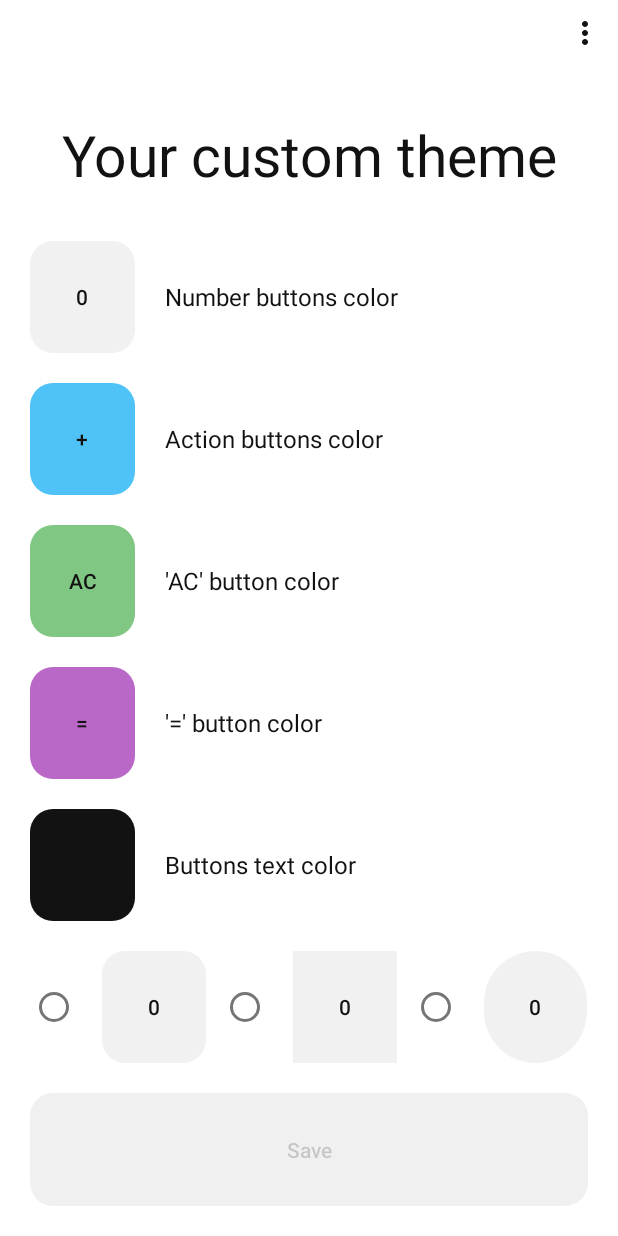
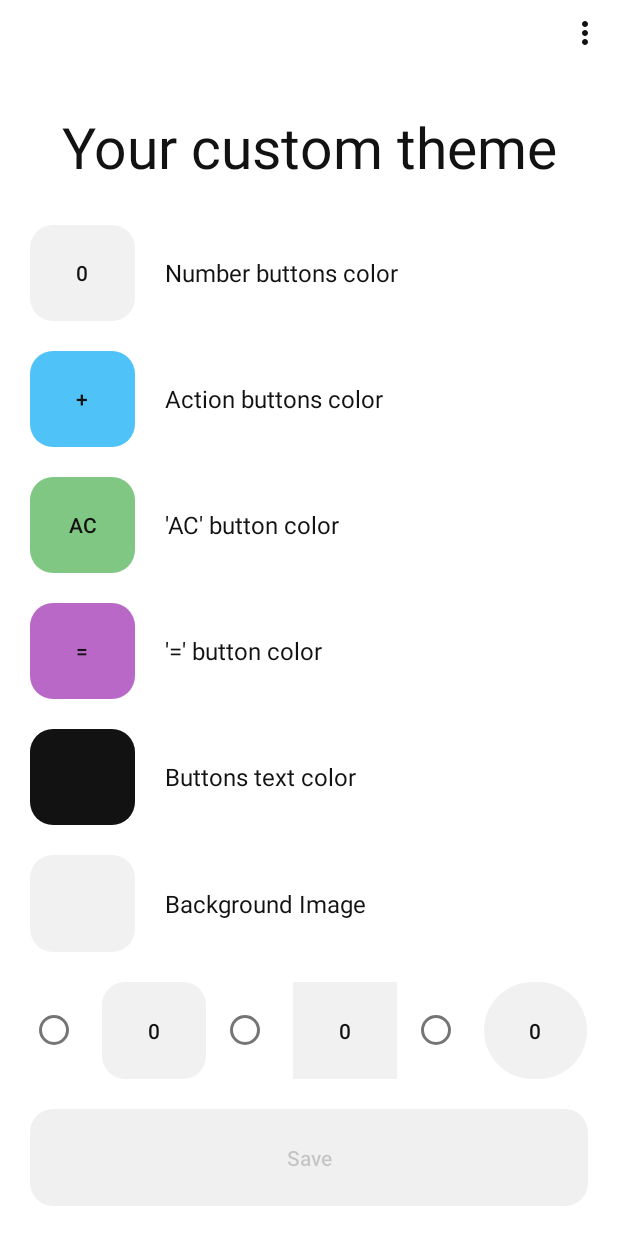
Before and after one commit to IlyasMukatdisov/EasyCalculator, an Android app: the CustomizationActivity screen opened directly, with no data from a screen before it, on a phone screen of 412 x 824 dp. Run offline under Robolectric (Android 15) with nearby library versions, the phone set to English and light mode, and no system bars; libraries missing offline, so code that uses them is left out: com.azeesoft.lib.

Commit message:
added image picker

```diff
--- a/app/build.gradle
+++ b/app/build.gradle
@@ -21,8 +21,6 @@ android {
         targetSdk 31
         versionCode 1
         versionName kotlin_version
-
-
     }
 
     buildTypes {
--- a/app/src/main/java/com/gmail/mukatdisovilyas/easycalculator/utils/CustomModel.kt
+++ b/app/src/main/java/com/gmail/mukatdisovilyas/easycalculator/utils/CustomModel.kt
@@ -3,7 +3,7 @@ package com.gmail.mukatdisovilyas.easycalculator.utils
 class CustomModel(
     var id: Int, var numberButtonsColor: String, var actionButtonsColor: String,
     var acButtonColor: String, var equalButtonColor: String, var textColor: String,
-    var shape: String,
+    var shape: String
 )
 {
 
--- a/app/src/main/res/layout/activity_customization.xml
+++ b/app/src/main/res/layout/activity_customization.xml
@@ -253,11 +253,40 @@
                 android:gravity="start|center_vertical"
                 android:text="@string/buttons_text_color"
                 android:textColor="@color/black"
-                android:textSize="16sp"
-                app:layout_constraintStart_toStartOf="parent"
-                app:layout_constraintTop_toBottomOf="@+id/tv_cc_equal_color" />
+                android:textSize="16sp" />
 
 
+
+        </LinearLayout>
+
+
+        <LinearLayout
+            android:layout_width="match_parent"
+            android:layout_height="0dp"
+            android:layout_weight="1"
+            android:layout_marginStart="20dp"
+            android:layout_marginEnd="20dp"
+            android:layout_marginTop="20dp">
+            <ImageButton
+                android:scaleType="centerCrop"
+                android:id="@+id/btn_background"
+                android:layout_height="match_parent"
+                android:layout_width="0dp"
+                android:layout_weight="0.2"
+                android:background="@drawable/buttons_round"
+                android:backgroundTint="@color/light_gray"
+                style="?android:attr/borderlessButtonStyle"/>
+
+            <TextView
+                android:id="@+id/tv_background"
+                android:layout_marginStart="20dp"
+                android:layout_width="0dp"
+                android:layout_height="match_parent"
+                android:layout_weight="0.8"
+                android:textSize="16sp"
+                android:textColor="@color/black"
+                android:gravity="start|center_vertical"
+                android:text="@string/background_image"/>
 
         </LinearLayout>
 
@@ -309,7 +338,7 @@
             <com.google.android.material.radiobutton.MaterialRadioButton
                 android:id="@+id/radio_circle"
                 android:layout_width="wrap_content"
-                android:layout_height="wrap_content"
+                android:layout_height="match_parent"
                 android:layout_marginStart="10dp"/>
 
             <Button
@@ -324,6 +353,8 @@
                 android:textColor="@color/black" />
 
         </RadioGroup>
+
+
 
 
         <LinearLayout
--- a/app/src/main/res/menu-night/menu_color.xml
+++ b/app/src/main/res/menu-night/menu_color.xml
@@ -1,11 +1,5 @@
 <?xml version="1.0" encoding="utf-8"?>
 <menu xmlns:android="http://schemas.android.com/apk/res/android">
-
-    <item
-        android:id="@+id/menu_background_image"
-        android:icon="@drawable/ic_image_white"
-        android:textColor="@color/white"
-        android:title="@string/background" />
 
     <item
         android:id="@+id/menu_restore_colors"
--- a/app/src/main/res/menu/menu_color.xml
+++ b/app/src/main/res/menu/menu_color.xml
@@ -1,12 +1,5 @@
 <?xml version="1.0" encoding="utf-8"?>
 <menu xmlns:android="http://schemas.android.com/apk/res/android">
-
-    <item
-        android:id="@+id/menu_background_image"
-        android:icon="@drawable/ic_image_black"
-        android:textColor="@color/black"
-        android:title="@string/background" />
-
 
     <item
         android:id="@+id/menu_restore_colors"
--- a/app/src/main/res/values/strings.xml
+++ b/app/src/main/res/values/strings.xml
@@ -84,5 +84,6 @@
     <string name="fail_deleting_history">Something went wrong. Please try again later!</string>
     <string name="btn_contact">contact</string>
     <string name="background">Background</string>
+    <string name="background_image">Background Image</string>
 
 </resources>
```
Also changed, not shown: app/src/main/java/com/gmail/mukatdisovilyas/easycalculator/CustomizationActivity.kt (+52 -10 lines).
